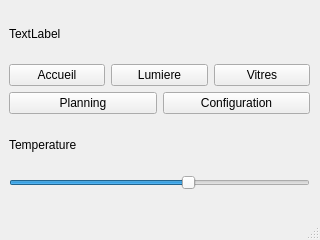
Qt form thermostat/Thermostat/temperatureWindow.ui (kimchicharlie/Envio) before a commit.
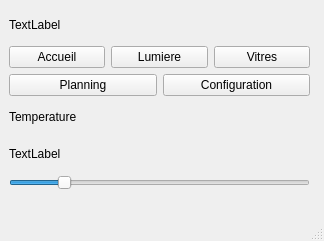
The same form after that commit.

Commit message: fenetre modification température avec slider opérationnel qui modifie la valeur affichee sur la fenetre principale et la valeur dans l objet RoomState

```diff
--- a/thermostat/Thermostat/temperatureWindow.ui
+++ b/thermostat/Thermostat/temperatureWindow.ui
@@ -6,8 +6,8 @@
    <rect>
     <x>0</x>
     <y>0</y>
-    <width>320</width>
-    <height>240</height>
+    <width>324</width>
+    <height>241</height>
    </rect>
   </property>
   <property name="windowTitle">
@@ -81,22 +81,35 @@
        </property>
       </widget>
      </item>
-     <item row="4" column="1">
+     <item row="5" column="1">
       <widget class="QSlider" name="TempHorizontalSlider">
        <property name="minimum">
-        <number>-10</number>
+        <number>160</number>
        </property>
        <property name="maximum">
-        <number>40</number>
+        <number>400</number>
+       </property>
+       <property name="singleStep">
+        <number>5</number>
+       </property>
+       <property name="pageStep">
+        <number>5</number>
        </property>
        <property name="sliderPosition">
-        <number>20</number>
+        <number>200</number>
        </property>
        <property name="orientation">
         <enum>Qt::Horizontal</enum>
        </property>
       </widget>
      </item>
+     <item row="4" column="1">
+      <widget class="QLabel" name="TempLabel">
+       <property name="text">
+        <string>TextLabel</string>
+       </property>
+      </widget>
+     </item>
     </layout>
    </widget>
   </widget>
```
Left out of the diff: 12 changed lines with no effect on the pictures. The commit also changes 6 other files.
